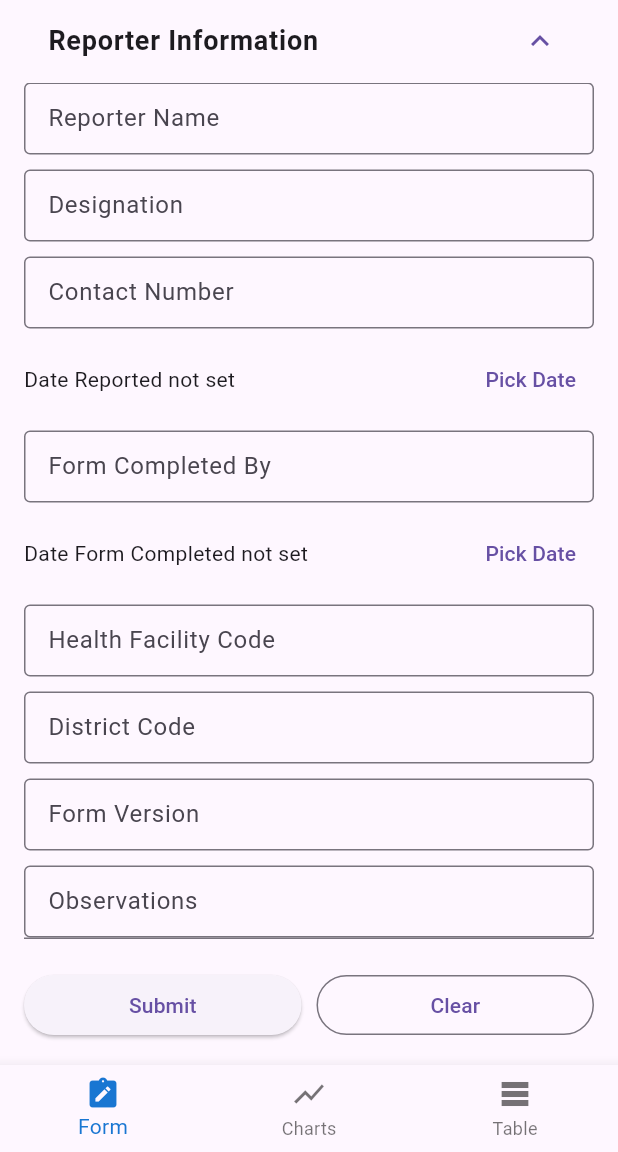
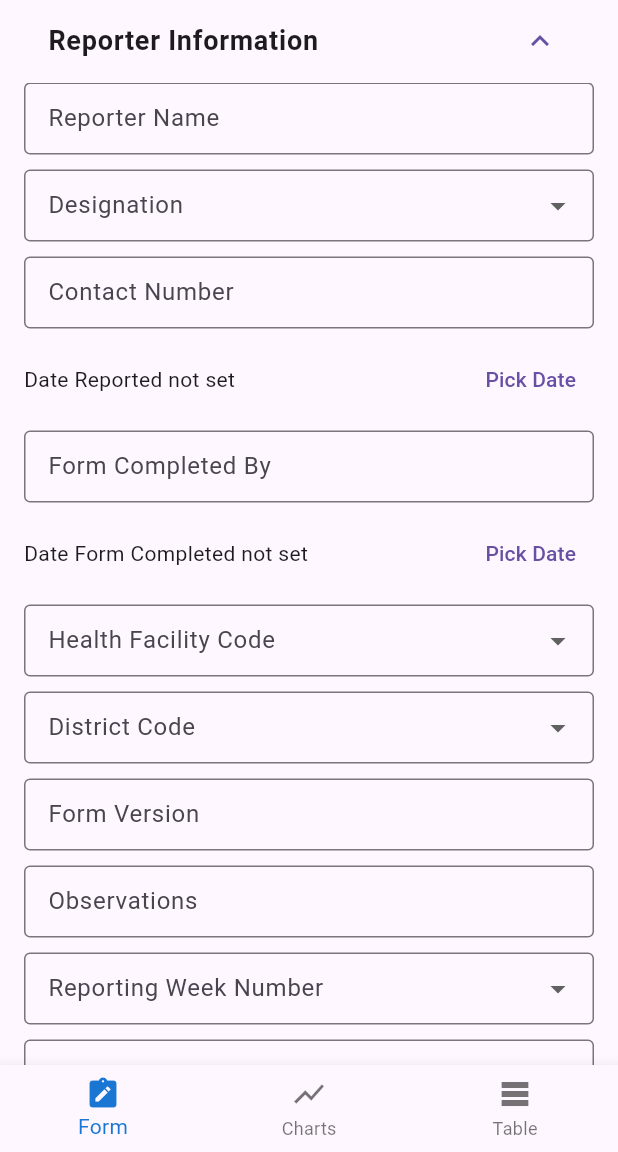
Before and after one commit to Tuntufye4/IDSR-app, a Flutter app: the HomePage screen opened by its route, scrolled down 1526 dp, on a phone screen of 412 x 824 dp, the part 84-1236 px from its top. Run offline on Flutter 3.47's test engine with Material 3 defaults, Android fonts, the light colour scheme and no system bars; our stand-ins replace fl_chart.

Commit message:
updated idsr app

```diff
--- a/IDSR/lib/models/idsr_case.dart
+++ b/IDSR/lib/models/idsr_case.dart
@@ -1,5 +1,5 @@
 class IdsrCase {
-  final int? patientId;
+  final int? id; // backend-generated ID
   final String? fullName;
   final int? age;
   final String? sex;
@@ -51,7 +51,7 @@ class IdsrCase {
   final String? observations;
 
   IdsrCase({
-    this.patientId,
+    this.id,
     this.fullName,
     this.age,
     this.sex,
@@ -97,7 +97,7 @@ class IdsrCase {
   });
 
   factory IdsrCase.fromJson(Map<String, dynamic> json) => IdsrCase(
-        patientId: int.tryParse(json['patient_id'].toString()),
+        id: json['id'],
         fullName: json['full_name'],
         age: json['age'],
         sex: json['sex'],
@@ -143,43 +143,43 @@ class IdsrCase {
       );
 
   Map<String, dynamic> toJson() => {
-        'patient_id': patientId,
+        'id': id,
         'full_name': fullName,
         'age': age,
         'sex': sex,
-        'date_of_birth': dateOfBirth?.toIso8601String(),
+        'date_of_birth': _formatDate(dateOfBirth),
         'national_id': nationalId,
         'village': village,
         'traditional_authority': traditionalAuthority,
         'health_facility': healthFacility,
         'district': district,
         'region': region,
-        'date_onset_symptoms': dateOnsetSymptoms?.toIso8601String(),
-        'date_first_seen': dateFirstSeen?.toIso8601String(),
+        'date_onset_symptoms': _formatDate(dateOnsetSymptoms),
+        'date_first_seen': _formatDate(dateFirstSeen),
         'disease': disease,
         'case_classification': caseClassification,
         'outcome': outcome,
-        'date_of_death': dateOfDeath?.toIso8601String(),
+        'date_of_death': _formatDate(dateOfDeath),
         'diagnosis_type': diagnosisType,
         'specimen_collected': specimenCollected,
-        'date_specimen_collected': dateSpecimenCollected?.toIso8601String(),
+        'date_specimen_collected': _formatDate(dateSpecimenCollected),
         'specimen_type': specimenType,
         'lab_name': labName,
         'specimen_sent_to_lab': specimenSentToLab,
         'lab_result': labResult,
-        'date_result_received': dateResultReceived?.toIso8601String(),
+        'date_result_received': _formatDate(dateResultReceived),
         'final_case_classification': finalCaseClassification,
         'vaccination_status': vaccinationStatus,
-        'date_last_vaccination': dateLastVaccination?.toIso8601String(),
+        'date_last_vaccination': _formatDate(dateLastVaccination),
         'contact_with_confirmed_case': contactWithConfirmedCase,
         'recent_travel_history': recentTravelHistory,
         'travel_destination': travelDestination,
         'reporter_name': reporterName,
         'designation': designation,
         'contact_number': contactNumber,
-        'date_reported': dateReported?.toIso8601String(),
+        'date_reported': _formatDate(dateReported),
         'form_completed_by': formCompletedBy,
-        'date_form_completed': dateFormCompleted?.toIso8601String(),
+        'date_form_completed': _formatDate(dateFormCompleted),
         'reporting_week_number': reportingWeekNumber,
         'year': year,
         'health_facility_code': healthFacilityCode,
@@ -198,4 +198,9 @@ class IdsrCase {
     if (value == null) return null;
     return value.toString();
   }
+
+  static String? _formatDate(DateTime? date) {
+    if (date == null) return null;
+    return date.toIso8601String().split('T')[0];
+  }
 }
--- a/IDSR/lib/pages/form_page.dart
+++ b/IDSR/lib/pages/form_page.dart
@@ -16,22 +16,13 @@ class _FormPageState extends State<FormPage> {
 
   // Controllers
   final _fullNameController = TextEditingController();
-  final _ageController = TextEditingController();
   final _nationalIdController = TextEditingController();
   final _villageController = TextEditingController();
   final _taController = TextEditingController();
-  final _healthFacilityController = TextEditingController();
-  final _districtController = TextEditingController();
-  final _regionController = TextEditingController();
-  final _diagnosisTypeController = TextEditingController();
-  final _specimenTypeController = TextEditingController();
   final _labNameController = TextEditingController();
   final _reporterNameController = TextEditingController();
-  final _designationController = TextEditingController();
   final _contactNumberController = TextEditingController();
   final _formCompletedByController = TextEditingController();
-  final _healthFacilityCodeController = TextEditingController();
-  final _districtCodeController = TextEditingController();
   final _formVersionController = TextEditingController();
   final _observationsController = TextEditingController();
   final _travelDestinationController = TextEditingController();
@@ -48,6 +39,19 @@ class _FormPageState extends State<FormPage> {
   String? _vaccinationStatus;
   String? _contactWithConfirmedCase;
   String? _recentTravelHistory;
+  String? _designation;
+  String? _diagnosisType;
+  String? _district;
+  String? _districtCode;
+  String? _healthFacility;
+  String? _healthFacilityCode;
+  String? _region;
+  String? _specimenType;
+
+  // Nullable int dropdowns
+  int? _age;
+  int? _reportingWeekNumber;
+  int? _year;
 
   // Dates
   DateTime? _dob;
@@ -60,16 +64,24 @@ class _FormPageState extends State<FormPage> {
   DateTime? _dateReported;
   DateTime? _dateFormCompleted;
 
-  // Numeric
-  int? _reportingWeekNumber;
-  int? _year;
-
+  // Options
   final _yesNoUnknown = ['Yes', 'No', 'Unknown'];
   final _outcomes = ['Alive', 'Recovered', 'Deceased'];
   final _labResults = ['Positive', 'Negative', 'Pending'];
   final _finalClassifications = ['Confirmed', 'Discarded', 'Unknown'];
   final _vaccinationStatusList = ['Vaccinated', 'Not Vaccinated', 'Unknown'];
   final _travelHistoryOptions = ['Yes', 'No'];
+  final _designationOptions = ['Doctor', 'Nurse', 'Clinical Officer', 'HSAS', 'Lab Technician'];
+  final _diagnosisTypes = ['Clinical', 'Laboratory Confirmed', 'Epidemiological Link', 'Suspected', 'Probable'];
+  final _districtOptions = ['Blantyre', 'Lilongwe', 'Mzimba', 'Zomba', 'Ntcheu'];
+  final _districtCodeOptions = ['BLK', 'LIL', 'MZH', 'ZMB', 'NTC'];
+  final _healthFacilityOptions = ['Chilomoni HC', 'Queen Elizabeth Central Hospital', 'Kamuzu Central Hospital', 'Zomba Central Hospital', 'Mzuzu Central Hospital'];
+  final _healthFacilityCodeOptions = ['BLK01', 'BLK02', 'LIL01', 'LIL02', 'MZH01'];
+  final _regionOptions = ['Northern', 'Central', 'Southern'];
+  final _specimenTypeOptions = ['Blood', 'Urine', 'Stool', 'Sputum', 'Swab', 'Other'];
+  final _ageOptions = List<int>.generate(121, (i) => i); // 0-120
+  final _weekNumbers = List<int>.generate(53, (i) => i + 1); // 1-53
+  final _yearOptions = List<int>.generate(21, (i) => 2020 + i); // 2020-2040
 
   // Section expanded states
   bool _patientInfoExpanded = true;
@@ -81,30 +93,20 @@ class _FormPageState extends State<FormPage> {
   @override
   void dispose() {
     _fullNameController.dispose();
-    _ageController.dispose();
     _nationalIdController.dispose();
     _villageController.dispose();
     _taController.dispose();
-    _healthFacilityController.dispose();
-    _districtController.dispose();
-    _regionController.dispose();
-    _diagnosisTypeController.dispose();
-    _specimenTypeController.dispose();
     _labNameController.dispose();
     _reporterNameController.dispose();
-    _designationController.dispose();
     _contactNumberController.dispose();
     _formCompletedByController.dispose();
-    _healthFacilityCodeController.dispose();
-    _districtCodeController.dispose();
     _formVersionController.dispose();
     _observationsController.dispose();
     _travelDestinationController.dispose();
     super.dispose();
   }
 
-  Future<void> _pickDate(
-      String label, DateTime? value, Function(DateTime) onPicked) async {
+  Future<void> _pickDate(String label, DateTime? value, Function(DateTime) onPicked) async {
     final picked = await showDatePicker(
       context: context,
       initialDate: value ?? DateTime.now(),
@@ -118,16 +120,31 @@ class _FormPageState extends State<FormPage> {
     return Row(
       children: [
         Expanded(
-            child: Text(value == null
-                ? '$label not set'
-                : '$label: ${value.toIso8601String().split("T")[0]}')),
+          child: Text(value == null ? '$label not set' : '$label: ${value.toIso8601String().split("T")[0]}'),
+        ),
         TextButton(onPressed: () => _pickDate(label, value, onPick), child: const Text('Pick Date')),
       ],
     );
   }
 
-  Widget _textField(String label, TextEditingController controller,
-      {TextInputType? type}) {
+  Widget _dropdownField<T>(String label, T? value, List<T> options, void Function(T?) onChanged) {
+    return DropdownButtonFormField<T?>(
+      decoration: InputDecoration(
+        labelText: label,
+        border: const OutlineInputBorder(),
+        contentPadding: const EdgeInsets.symmetric(horizontal: 12, vertical: 8),
+      ),
+      value: value,
+      items: options.map((o) => DropdownMenuItem<T?>(
+        value: o,
+        child: Text(o.toString()),
+      )).toList(),
+      onChanged: onChanged,
+      validator: (v) => v == null ? 'Required' : null,
+    );
+  }
+
+  Widget _textField(String label, TextEditingController controller, {TextInputType? type}) {
     return TextFormField(
       controller: controller,
       keyboardType: type,
@@ -140,45 +157,31 @@ class _FormPageState extends State<FormPage> {
     );
   }
 
-  Widget _dropdownField(
-      String label, String? value, List<String> options, void Function(String?) onChanged) {
-    return DropdownButtonFormField<String>(
-      decoration: InputDecoration(
-        labelText: label,
-        border: const OutlineInputBorder(),
-        contentPadding: const EdgeInsets.symmetric(horizontal: 12, vertical: 8),
-      ),
-      value: value,
-      items: options.map((o) => DropdownMenuItem(value: o, child: Text(o))).toList(),
-      onChanged: onChanged,
-      validator: (v) => v == null ? 'Required' : null,
-    );
-  }
-
   Future<void> _submit() async {
     if (!_formKey.currentState!.validate()) return;
 
     final caseData = IdsrCase(
+   //   patientId:  // backend will generate
       fullName: _fullNameController.text,
-      age: int.tryParse(_ageController.text),
+      age: _age,
       sex: _sex,
       dateOfBirth: _dob,
       nationalId: _nationalIdController.text,
       village: _villageController.text,
       traditionalAuthority: _taController.text,
-      healthFacility: _healthFacilityController.text,
-      district: _districtController.text,
-      region: _regionController.text,
+      healthFacility: _healthFacility,
+      district: _district,
+      region: _region,
       dateOnsetSymptoms: _dateOnsetSymptoms,
       dateFirstSeen: _dateFirstSeen,
       disease: _disease,
       caseClassification: _caseClassification,
       outcome: _outcome,
       dateOfDeath: _dateOfDeath,
-      diagnosisType: _diagnosisTypeController.text,
+      diagnosisType: _diagnosisType,
       specimenCollected: _specimenCollected,
       dateSpecimenCollected: _dateSpecimenCollected,
-      specimenType: _specimenTypeController.text,
+      specimenType: _specimenType,
       labName: _labNameController.text,
       specimenSentToLab: _specimenSentToLab,
       labResult: _labResult,
@@ -190,15 +193,15 @@ class _FormPageState extends State<FormPage> {
       recentTravelHistory: _recentTravelHistory,
       travelDestination: _travelDestinationController.text,
       reporterName: _reporterNameController.text,
-      designation: _designationController.text,
+      designation: _designation,
       contactNumber: _contactNumberController.text,
       dateReported: _dateReported,
       formCompletedBy: _formCompletedByController.text,
       dateFormCompleted: _dateFormCompleted,
       reportingWeekNumber: _reportingWeekNumber,
       year: _year,
-      healthFacilityCode: _healthFacilityCodeController.text,
-      districtCode: _districtCodeController.text,
+      healthFacilityCode: _healthFacilityCode,
+      districtCode: _districtCode,
       formVersion: _formVersionController.text,
       observations: _observationsController.text,
     );
@@ -213,22 +216,13 @@ class _FormPageState extends State<FormPage> {
   void _clearForm() {
     _formKey.currentState?.reset();
     _fullNameController.clear();
-    _ageController.clear();
     _nationalIdController.clear();
     _villageController.clear();
     _taController.clear();
-    _healthFacilityController.clear();
-    _districtController.clear();
-    _regionController.clear();
-    _diagnosisTypeController.clear();
-    _specimenTypeController.clear();
     _labNameController.clear();
     _reporterNameController.clear();
-    _designationController.clear();
     _contactNumberController.clear();
     _formCompletedByController.clear();
-    _healthFacilityCodeController.clear();
-    _districtCodeController.clear();
     _formVersionController.clear();
     _observationsController.clear();
     _travelDestinationController.clear();
@@ -245,7 +239,17 @@ class _FormPageState extends State<FormPage> {
       _vaccinationStatus = null;
       _contactWithConfirmedCase = null;
       _recentTravelHistory = null;
-
+      _designation = null;
+      _diagnosisType = null;
+      _district = null;
+      _districtCode = null;
+      _healthFacility = null;
+      _healthFacilityCode = null;
+      _region = null;
+      _specimenType = null;
+      _age = null;
+      _reportingWeekNumber = null;
+      _year = null;
       _dob = null;
       _dateOnsetSymptoms = null;
       _dateFirstSeen = null;
@@ -255,9 +259,6 @@ class _FormPageState extends State<FormPage> {
       _dateLastVaccination = null;
       _dateReported = null;
       _dateFormCompleted = null;
-
-      _reportingWeekNumber = null;
-      _year = null;
 
       _patientInfoExpanded = false;
       _clinicalInfoExpanded = false;
@@ -277,13 +278,14 @@ class _FormPageState extends State<FormPage> {
           child: Column(
             crossAxisAlignment: CrossAxisAlignment.stretch,
             children: [
+              // Patient Information
               ExpansionTile(
                 initiallyExpanded: _patientInfoExpanded,
                 title: const Text('Patient Information', style: TextStyle(fontSize: 18, fontWeight: FontWeight.bold)),
                 children: [
                   _textField('Full Name', _fullNameController),
                   const SizedBox(height: 10),
-                  _textField('Age', _ageController, type: TextInputType.number),
+                  _dropdownField('Age', _age, _ageOptions, (v) => setState(() => _age = v)),
                   const SizedBox(height: 10),
                   _dropdownField('Sex', _sex, ['Male', 'Female'], (v) => setState(() => _sex = v)),
                   const SizedBox(height: 10),
@@ -293,16 +295,17 @@ class _FormPageState extends State<FormPage> {
                   const SizedBox(height: 10),
                   _textField('Traditional Authority', _taController),
                   const SizedBox(height: 10),
-                  _textField('Health Facility', _healthFacilityController),
+                  _dropdownField('Health Facility', _healthFacility, _healthFacilityOptions, (v) => setState(() => _healthFacility = v)),
                   const SizedBox(height: 10),
-                  _textField('District', _districtController),
+                  _dropdownField('District', _district, _districtOptions, (v) => setState(() => _district = v)),
                   const SizedBox(height: 10),
-                  _textField('Region', _regionController),
+                  _dropdownField('Region', _region, _regionOptions, (v) => setState(() => _region = v)),
                   const SizedBox(height: 10),
                   _dateRow('Date of Birth', _dob, (d) => setState(() => _dob = d)),
                 ],
               ),
 
+              // Clinical Information
               ExpansionTile(
                 initiallyExpanded: _clinicalInfoExpanded,
                 title: const Text('Clinical Information', style: TextStyle(fontSize: 18, fontWeight: FontWeight.bold)),
@@ -311,7 +314,7 @@ class _FormPageState extends State<FormPage> {
                   const SizedBox(height: 10),
                   _dateRow('Date First Seen', _dateFirstSeen, (d) => setState(() => _dateFirstSeen = d)),
                   const SizedBox(height: 10),
-                  _dropdownField('Disease', _disease, ['Cholera','Plague','Yellow','fever','Ebola virus','Marburg virus','Measles','Polio','Meningitis','Anthrax','Rabies','COVID-19','Typhoid','Dysentery','Malaria','Tuberculosis','HIV/AIDS'], (v) => setState(() => _disease = v)),
+                  _dropdownField('Disease', _disease, ['Cholera','Plague','Yellow fever','Ebola virus','Marburg virus','Measles','Polio','Meningitis','Anthrax','Rabies','COVID-19','Typhoid','Dysentery','Malaria','Tuberculosis','HIV/AIDS'], (v) => setState(() => _disease = v)),
                   const SizedBox(height: 10),
                   _dropdownField('Classification', _caseClassification, ['Suspected', 'Probable', 'Confirmed'], (v) => setState(() => _caseClassification = v)),
                   const SizedBox(height: 10),
@@ -319,10 +322,11 @@ class _FormPageState extends State<FormPage> {
                   if (_outcome == 'Deceased')
                     _dateRow('Date of Death', _dateOfDeath, (d) => setState(() => _dateOfDeath = d)),
                   const SizedBox(height: 10),
-                  _textField('Diagnosis Type', _diagnosisTypeController),
+                  _dropdownField('Diagnosis Type', _diagnosisType, _diagnosisTypes, (v) => setState(() => _diagnosisType = v)),
                 ],
               ),
 
+              // Specimen & Lab Information
               ExpansionTile(
                 initiallyExpanded: _specimenLabInfoExpanded,
                 title: const Text('Specimen & Lab Information', style: TextStyle(fontSize: 18, fontWeight: FontWeight.bold)),
@@ -332,7 +336,7 @@ class _FormPageState extends State<FormPage> {
                   if (_specimenCollected == 'Yes') ...[
                     _dateRow('Date Specimen Collected', _dateSpecimenCollected, (d) => setState(() => _dateSpecimenCollected = d)),
                     const SizedBox(height: 10),
-                    _textField('Specimen Type', _specimenTypeController),
+                    _dropdownField('Specimen Type', _specimenType, _specimenTypeOptions, (v) => setState(() => _specimenType = v)),
                   ],
                   const SizedBox(height: 10),
                   _dropdownField('Specimen Sent to Lab', _specimenSentToLab, _yesNoUnknown, (v) => setState(() => _specimenSentToLab = v)),
@@ -349,6 +353,7 @@ class _FormPageState extends State<FormPage> {
                 ],
               ),
 
+              // Vaccination & Contact History
               ExpansionTile(
                 initiallyExpanded: _vaccinationContactExpanded,
                 title: const Text('Vaccination & Contact History', style: TextStyle(fontSize: 18, fontWeight: FontWeight.bold)),
@@ -367,13 +372,14 @@ class _FormPageState extends State<FormPage> {
                 ],
               ),
 
+              // Reporter Information
               ExpansionTile(
                 initiallyExpanded: _reporterInfoExpanded,
                 title: const Text('Reporter Information', style: TextStyle(fontSize: 18, fontWeight: FontWeight.bold)),
                 children: [
                   _textField('Reporter Name', _reporterNameController),
                   const SizedBox(height: 10),
-                  _textField('Designation', _designationController),
+                  _dropdownField('Designation', _designation, _designationOptions, (v) => setState(() => _designation = v)),
                   const SizedBox(height: 10),
                   _textField('Contact Number', _contactNumberController),
                   const SizedBox(height: 10),
@@ -383,13 +389,17 @@ class _FormPageState extends State<FormPage> {
                   const SizedBox(height: 10),
                   _dateRow('Date Form Completed', _dateFormCompleted, (d) => setState(() => _dateFormCompleted = d)),
                   const SizedBox(height: 10),
-                  _textField('Health Facility Code', _healthFacilityCodeController),
+                  _dropdownField('Health Facility Code', _healthFacilityCode, _healthFacilityCodeOptions, (v) => setState(() => _healthFacilityCode = v)),
                   const SizedBox(height: 10),
-                  _textField('District Code', _districtCodeController),
+                  _dropdownField('District Code', _districtCode, _districtCodeOptions, (v) => setState(() => _districtCode = v)),
                   const SizedBox(height: 10),
                   _textField('Form Version', _formVersionController),
                   const SizedBox(height: 10),
                   _textField('Observations', _observationsController),
+                  const SizedBox(height: 10),
+                  _dropdownField('Reporting Week Number', _reportingWeekNumber, _weekNumbers, (v) => setState(() => _reportingWeekNumber = v)),
+                  const SizedBox(height: 10),
+                  _dropdownField('Year', _year, _yearOptions, (v) => setState(() => _year = v)),
                 ],
               ),
 
```
Also changed, not shown: IDSR/lib/api/idsr_api.dart (+7 -2 lines), IDSR/lib/pages/table_page.dart (+72 -68 lines), IDSR/lib/main.dart (line endings or trailing spaces), IDSR/lib/pages/charts_page.dart (line endings or trailing spaces).
